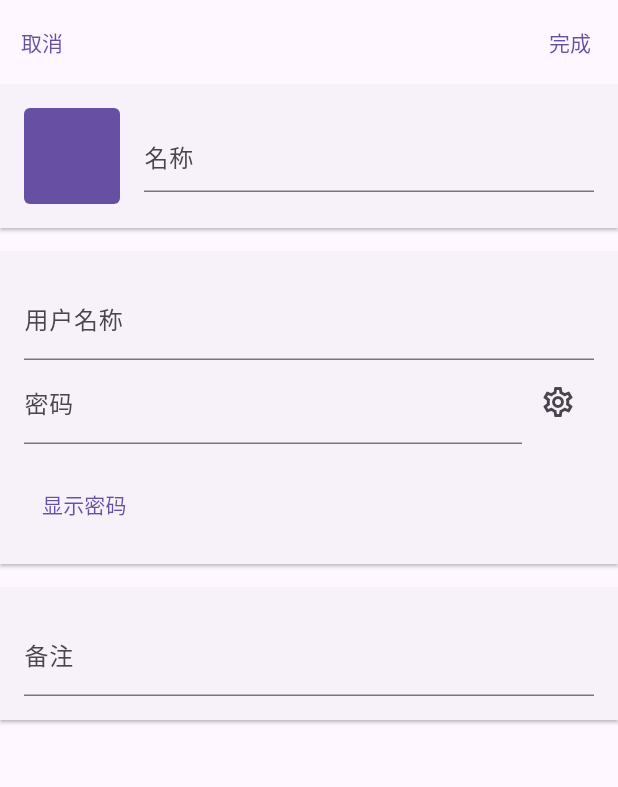
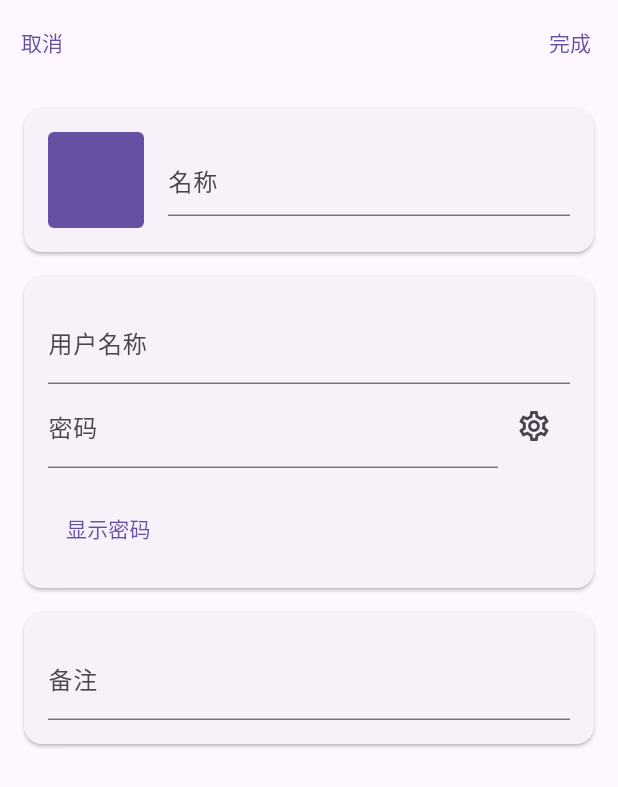
Before and after one commit to CalsRanna/pass_guard, a Flutter app: the PasswordForm screen opened directly, on a phone screen of 412 x 824 dp. Shown: the top 787 px of the screen. Run offline on Flutter 3.47's test engine with Material 2 defaults, Android fonts, the phone set to English and light mode, and no system bars; our stand-ins replace dio, floor, google_fonts, hive_flutter, package_info_plus, sqflite; missing offline and left inert: clipboard, creator, encrypt, webdav_client; accounts and stored records are empty; generated files the repository leaves out were written again.

Commit message:
style(card): update card style

```diff
--- a/lib/page/form.dart
+++ b/lib/page/form.dart
@@ -93,10 +93,10 @@ class _PasswordFormState extends State<PasswordForm> {
       body: Form(
         key: formKey,
         child: ListView(
+          padding: const EdgeInsets.all(16),
           children: [
             Card(
-              margin: const EdgeInsets.all(0),
-              shape: const BeveledRectangleBorder(),
+              margin: EdgeInsets.zero,
               child: Padding(
                 padding: const EdgeInsets.all(16.0),
                 child: Row(
@@ -121,8 +121,7 @@ class _PasswordFormState extends State<PasswordForm> {
             ),
             const SizedBox(height: 16),
             Card(
-              margin: const EdgeInsets.all(0),
-              shape: const BeveledRectangleBorder(),
+              margin: EdgeInsets.zero,
               child: Padding(
                 padding: const EdgeInsets.all(16.0),
                 child: Column(
@@ -190,8 +189,7 @@ class _PasswordFormState extends State<PasswordForm> {
             // ),
             const SizedBox(height: 16),
             Card(
-              margin: const EdgeInsets.all(0),
-              shape: const BeveledRectangleBorder(),
+              margin: EdgeInsets.zero,
               child: Padding(
                 padding: const EdgeInsets.all(16.0),
                 child: Column(
```
Also changed, not shown: lib/page/detail.dart (+4 -6 lines).
